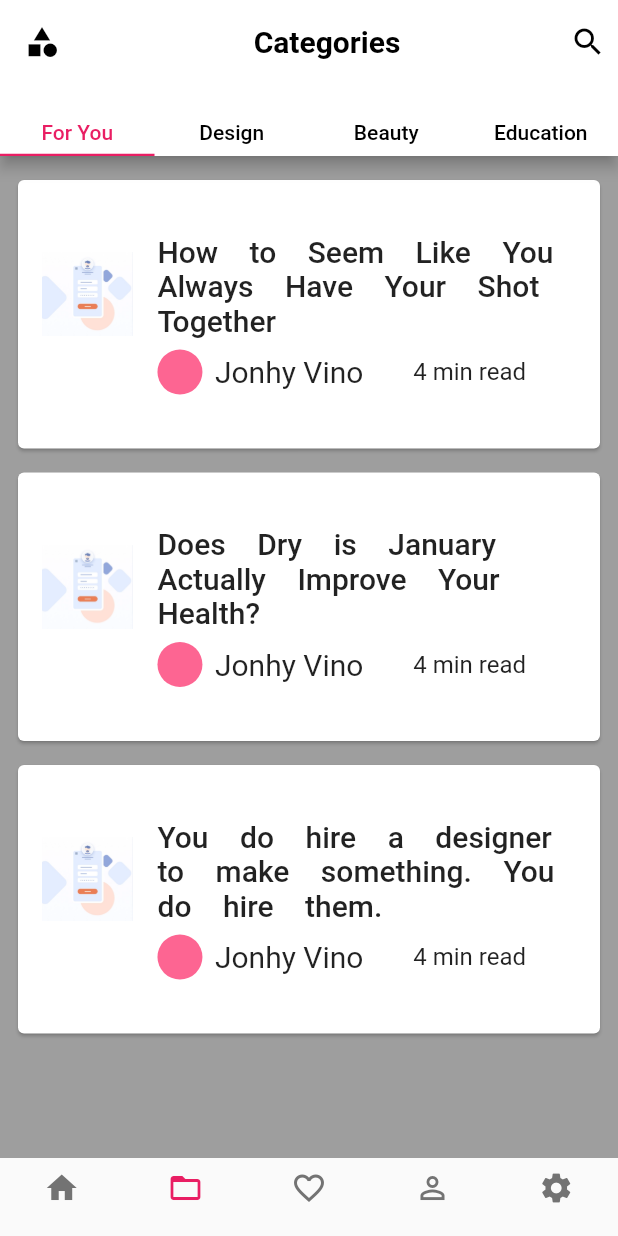
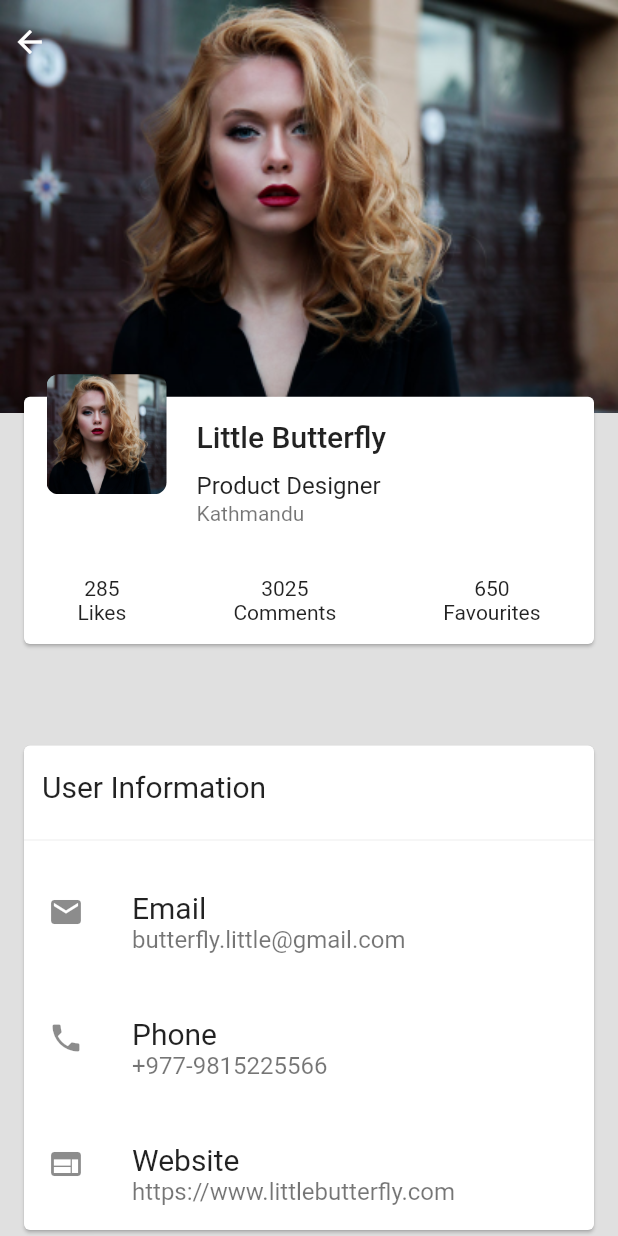
Before and after one commit to edgeboy47/demo_front_end_flutter_developer, a Flutter app: the screen it shows after launch, on a phone screen of 412 x 824 dp. Run offline on Flutter 3.47's test engine with Material 2 defaults, Android fonts, the phone set to English and light mode, and no system bars; our stand-ins replace dots_indicator.

Commit message:
User Profile UI added

```diff
--- a/lib/app.dart
+++ b/lib/app.dart
@@ -1,23 +1,23 @@
 import 'package:demo_front_end_flutter_developer/home_screen/home_screen.dart';
 import 'package:demo_front_end_flutter_developer/onboarding/onboarding_page.dart';
 import 'package:demo_front_end_flutter_developer/onboarding/onboarding_page_view.dart';
+import 'package:demo_front_end_flutter_developer/user_profile/user.dart';
+import 'package:demo_front_end_flutter_developer/user_profile/user_profile.dart';
 import 'package:flutter/material.dart';
 
 class App extends StatelessWidget {
-  const App({Key? key}) : super(key: key);
+  App({Key? key}) : super(key: key);
 
   @override
   Widget build(BuildContext context) {
-    return const MaterialApp(
+    return MaterialApp(
       home: SafeArea(
-        child: Scaffold(
-          body: HomeScreen(),
-        ),
+        child: _userProfilePage,
       ),
     );
   }
 
-  final onb = const OnBoardingPageView(
+  final _onboardingPage = const OnBoardingPageView(
     children: [
       OnboardingPage(
         title: 'Welcome',
@@ -39,4 +39,21 @@ class App extends StatelessWidget {
       )
     ],
   );
+
+  final _userProfilePage = UserProfile(
+    user: User(
+      name: 'Little Butterfly',
+      title: 'Product Designer',
+      location: 'Kathmandu',
+      imageURL: 'assets/profile.png',
+      likes: 285,
+      comments: 3025,
+      favourites: 650,
+      email: 'butterfly.little@gmail.com',
+      website: 'https://www.littlebutterfly.com',
+      phoneNumber: '+977-9815225566',
+    ),
+  );
+
+  final _homeScreenPage = const HomeScreen();
 }
--- a/lib/main.dart
+++ b/lib/main.dart
@@ -2,5 +2,5 @@ import 'package:demo_front_end_flutter_developer/app.dart';
 import 'package:flutter/material.dart';
 
 void main() {
-  runApp(const App());
+  runApp(App());
 }
--- a/lib/onboarding/onboarding_page_view.dart
+++ b/lib/onboarding/onboarding_page_view.dart
@@ -38,7 +38,8 @@ class _OnBoardingPageViewState extends State<OnBoardingPageView> {
 
   @override
   Widget build(BuildContext context) {
-    return Stack(
+    return Scaffold(
+      body: Stack(
         children: [
           PageView(
             controller: _controller,
@@ -47,7 +48,8 @@ class _OnBoardingPageViewState extends State<OnBoardingPageView> {
           Align(
             alignment: Alignment.bottomCenter,
             child: Padding(
-            padding: const EdgeInsets.symmetric(horizontal: 16.0, vertical: 12),
+              padding:
+                  const EdgeInsets.symmetric(horizontal: 16.0, vertical: 12),
               child: Row(
                 mainAxisAlignment: MainAxisAlignment.spaceBetween,
                 children: [
@@ -74,6 +76,7 @@ class _OnBoardingPageViewState extends State<OnBoardingPageView> {
             ),
           ),
         ],
+      ),
     );
   }
 }
--- /dev/null
+++ b/lib/user_profile/user.dart
@@ -0,0 +1,28 @@
+class User {
+  User({
+    required this.likes,
+    required this.comments,
+    required this.favourites,
+    required this.name,
+    required this.title,
+    required this.location,
+    this.email,
+    this.phoneNumber,
+    this.website,
+    required this.imageURL,
+  })  : assert(name != ''),
+        assert(imageURL != ''),
+        assert(title != ''),
+        assert(location != '');
+
+  final String name;
+  final String title;
+  final String location;
+  final String? email;
+  final String? phoneNumber;
+  final String? website;
+  final String imageURL;
+  final int likes;
+  final int comments;
+  final int favourites;
+}
--- /dev/null
+++ b/lib/user_profile/user_card.dart
@@ -0,0 +1,97 @@
+import 'package:demo_front_end_flutter_developer/user_profile/user.dart';
+import 'package:flutter/material.dart';
+
+class UserCard extends StatelessWidget {
+  const UserCard({Key? key, required this.user}) : super(key: key);
+  final User user;
+
+  @override
+  Widget build(BuildContext context) {
+    return Padding(
+      padding: const EdgeInsets.symmetric(horizontal: 12.0),
+      child: Card(
+        // clipBehavior: Clip.none,
+        child: SizedBox(
+          height: MediaQuery.of(context).size.height * 0.2,
+          width: MediaQuery.of(context).size.height * 0.9,
+          child: Stack(
+            clipBehavior: Clip.none,
+            children: [
+              Positioned(
+                left: 115,
+                top: 15,
+                child: Text(
+                  user.name,
+                  style: Theme.of(context).textTheme.headline6,
+                ),
+              ),
+              Positioned(
+                left: 115,
+                top: 50,
+                child: Text(
+                  user.title,
+                  style: const TextStyle(
+                    fontSize: 16,
+                  ),
+                ),
+              ),
+              Positioned(
+                left: 115,
+                top: 70,
+                child: Text(
+                  user.location,
+                  style: Theme.of(context)
+                      .textTheme
+                      .caption!
+                      .copyWith(fontSize: 14),
+                ),
+              ),
+              Align(
+                alignment: const Alignment(0, 0.8),
+                child: Row(
+                  mainAxisAlignment: MainAxisAlignment.spaceAround,
+                  children: [
+                    Column(
+                      mainAxisSize: MainAxisSize.min,
+                      children: [
+                        Text('${user.likes}'),
+                        const Text('Likes'),
+                      ],
+                    ),
+                    Column(
+                      mainAxisSize: MainAxisSize.min,
+                      children: [
+                        Text('${user.comments}'),
+                        const Text('Comments'),
+                      ],
+                    ),
+                    Column(
+                      mainAxisSize: MainAxisSize.min,
+                      children: [
+                        Text('${user.favourites}'),
+                        const Text('Favourites'),
+                      ],
+                    ),
+                  ],
+                ),
+              ),
+              Positioned(
+                top: -15,
+                left: 15,
+                child: ClipRRect(
+                  borderRadius: BorderRadius.circular(8),
+                  child: Image.asset(
+                    user.imageURL,
+                    height: 80,
+                    width: 80,
+                    fit: BoxFit.cover,
+                  ),
+                ),
+              ),
+            ],
+          ),
+        ),
+      ),
+    );
+  }
+}
--- /dev/null
+++ b/lib/user_profile/user_info_card.dart
@@ -0,0 +1,79 @@
+import 'package:demo_front_end_flutter_developer/user_profile/user.dart';
+import 'package:flutter/material.dart';
+
+class UserInfoCard extends StatelessWidget {
+  const UserInfoCard({Key? key, required this.user}) : super(key: key);
+
+  final User user;
+
+  @override
+  Widget build(BuildContext context) {
+    return Padding(
+      padding: const EdgeInsets.symmetric(horizontal: 12.0),
+      child: Card(
+        child: Column(
+          mainAxisSize: MainAxisSize.min,
+          crossAxisAlignment: CrossAxisAlignment.start,
+          children: [
+            const Padding(
+              padding: EdgeInsets.only(
+                left: 12.0,
+                top: 16,
+                bottom: 16,
+              ),
+              child: Text(
+                'User Information',
+                style: TextStyle(fontSize: 20),
+              ),
+            ),
+            const Divider(
+              thickness: 0.4,
+            ),
+            Padding(
+              padding: const EdgeInsets.only(top: 12.0),
+              child: ListTile(
+                leading: const Icon(Icons.email),
+                title: const Text(
+                  'Email',
+                  style: TextStyle(fontSize: 20),
+                ),
+                subtitle: Text(
+                  user.email!,
+                  style: const TextStyle(fontSize: 16),
+                ),
+              ),
+            ),
+            Padding(
+              padding: const EdgeInsets.only(top: 12.0),
+              child: ListTile(
+                leading: const Icon(Icons.phone),
+                title: const Text(
+                  'Phone',
+                  style: TextStyle(fontSize: 20),
+                ),
+                subtitle: Text(
+                  user.phoneNumber!,
+                  style: const TextStyle(fontSize: 16),
+                ),
+              ),
+            ),
+            Padding(
+              padding: const EdgeInsets.only(top: 12.0),
+              child: ListTile(
+                leading: const Icon(Icons.web),
+                title: const Text(
+                  'Website',
+                  style: TextStyle(fontSize: 20),
+                ),
+                subtitle: Text(
+                  user.website!,
+                  style: const TextStyle(fontSize: 16),
+                ),
+              ),
+            ),
+          ],
+        ),
+      ),
+    );
+  }
+}
--- /dev/null
+++ b/lib/user_profile/user_profile.dart
@@ -0,0 +1,47 @@
+import 'package:demo_front_end_flutter_developer/user_profile/user.dart';
+import 'package:demo_front_end_flutter_developer/user_profile/user_card.dart';
+import 'package:demo_front_end_flutter_developer/user_profile/user_info_card.dart';
+import 'package:flutter/material.dart';
+
+class UserProfile extends StatelessWidget {
+  const UserProfile({
+    Key? key,
+    required this.user,
+  }) : super(key: key);
+
+  final User user;
+
+  @override
+  Widget build(BuildContext context) {
+    return Scaffold(
+      body: Stack(
+        children: [
+          Container(
+            color: const Color(0xFFe0e0e0),
+          ),
+          SizedBox(
+            width: MediaQuery.of(context).size.width,
+            child: Image.asset(
+              'assets/profile.png',
+              fit: BoxFit.fitWidth,
+            ),
+          ),
+          Align(
+            alignment: Alignment.topLeft.add(const Alignment(0.04, 0.04)),
+            child: const Icon(Icons.arrow_back, color: Colors.white),
+          ),
+          Align(
+            alignment: const Alignment(0, -0.2),
+            child: UserCard(user: user),
+          ),
+          Align(
+            alignment: const Alignment(0, 1),
+            child: UserInfoCard(
+              user: user,
+            ),
+          )
+        ],
+      ),
+    );
+  }
+}
--- a/pubspec.yaml
+++ b/pubspec.yaml
@@ -1,7 +1,7 @@
 name: demo_front_end_flutter_developer
 description: A new Flutter project.
 
-publish_to: 'none'
+publish_to: "none"
 
 version: 1.0.0+1
 
@@ -21,6 +21,6 @@ dev_dependencies:
 
 flutter:
   assets:
-    - assets/onboarding.png
+    - assets/
 
   uses-material-design: true
```
Also changed, not shown: assets/profile.png (added). Lines whose indentation alone changed are shown as unchanged.
